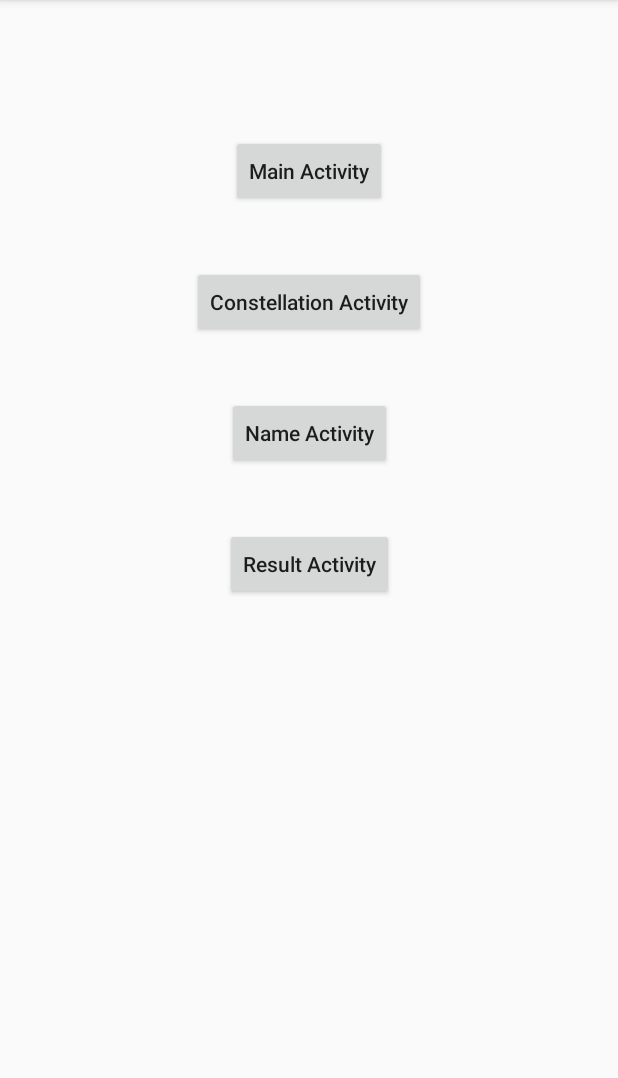
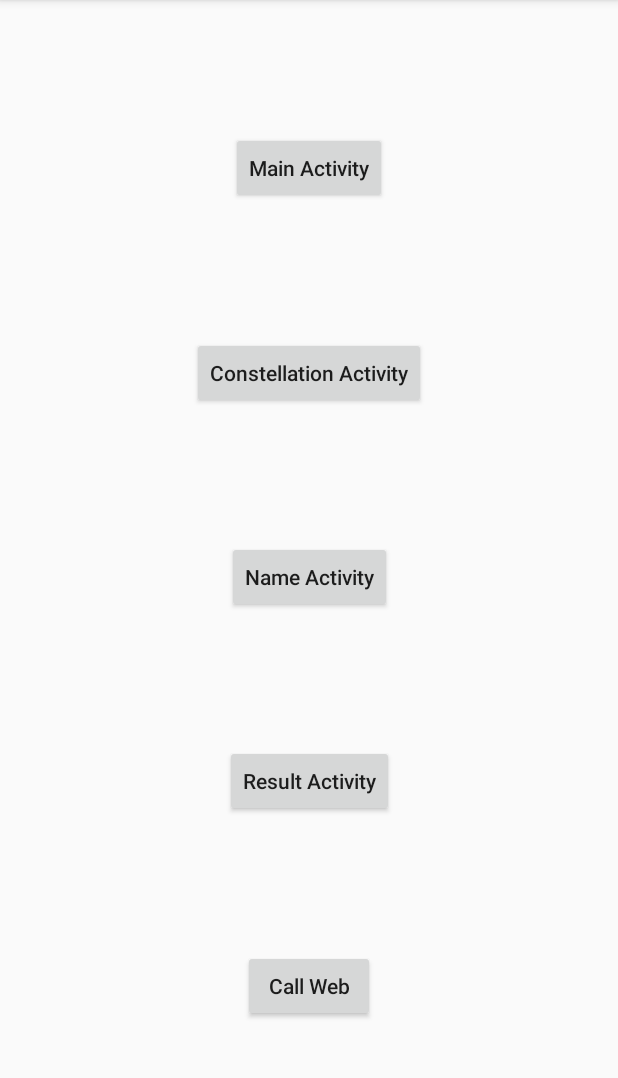
Before and after one commit to zer05um2017/lotto, an Android app: the screen it shows after launch (TestActivity), on a phone screen of 412 x 824 dp, the part 84-1162 px from its top. Run offline under Robolectric (Android 15) with nearby library versions, the phone set to English and light mode, and no system bars.

Commit message:
added test code

```diff
--- a/app/src/main/java/com/j2d2/lotto/TestActivity.kt
+++ b/app/src/main/java/com/j2d2/lotto/TestActivity.kt
@@ -1,9 +1,10 @@
 package com.j2d2.lotto
 
 import android.content.Intent
-import androidx.appcompat.app.AppCompatActivity
 import android.os.Bundle
 import android.view.View
+import androidx.appcompat.app.AppCompatActivity
+import android.net.*
 import kotlinx.android.synthetic.main.activity_test.*
 
 class TestActivity : AppCompatActivity() {
@@ -29,4 +30,10 @@ class TestActivity : AppCompatActivity() {
             startActivity(intent)
         }
     }
+
+    fun callWeb(view: View) {
+        val uri = (Uri.parse("http://www.naver.com"))
+        val intent = Intent(Intent.ACTION_VIEW, uri)
+        startActivity(intent)
+    }
 }
--- a/app/src/main/res/layout/activity_test.xml
+++ b/app/src/main/res/layout/activity_test.xml
@@ -10,20 +10,23 @@
         android:id="@+id/button2"
         android:layout_width="wrap_content"
         android:layout_height="wrap_content"
-        android:layout_marginTop="39dp"
+        android:layout_marginBottom="1dp"
         android:text="Constellation Activity"
         android:textAllCaps="false"
-        app:layout_constraintEnd_toEndOf="@+id/button"
-        app:layout_constraintStart_toStartOf="@+id/button"
+        app:layout_constraintBottom_toTopOf="@+id/button3"
+        app:layout_constraintEnd_toEndOf="parent"
+        app:layout_constraintStart_toStartOf="parent"
         app:layout_constraintTop_toBottomOf="@+id/button" />
 
     <Button
         android:id="@+id/button"
         android:layout_width="wrap_content"
         android:layout_height="wrap_content"
-        android:layout_marginTop="90dp"
+        android:layout_marginTop="1dp"
+        android:layout_marginBottom="1dp"
         android:text="Main Activity"
         android:textAllCaps="false"
+        app:layout_constraintBottom_toTopOf="@+id/button2"
         app:layout_constraintEnd_toEndOf="parent"
         app:layout_constraintStart_toStartOf="parent"
         app:layout_constraintTop_toTopOf="parent" />
@@ -32,21 +35,64 @@
         android:id="@+id/button3"
         android:layout_width="wrap_content"
         android:layout_height="wrap_content"
-        android:layout_marginTop="39dp"
+        android:layout_marginEnd="1dp"
+        android:layout_marginRight="1dp"
+        android:layout_marginBottom="1dp"
         android:text="Name Activity"
         android:textAllCaps="false"
-        app:layout_constraintEnd_toEndOf="@+id/button2"
-        app:layout_constraintStart_toStartOf="@+id/button2"
+        app:layout_constraintBottom_toTopOf="@+id/button4"
+        app:layout_constraintEnd_toEndOf="@+id/button4"
         app:layout_constraintTop_toBottomOf="@+id/button2" />
 
     <Button
         android:id="@+id/button4"
         android:layout_width="wrap_content"
         android:layout_height="wrap_content"
-        android:layout_marginTop="39dp"
+        android:layout_marginBottom="1dp"
         android:text="Result Activity"
         android:textAllCaps="false"
-        app:layout_constraintEnd_toEndOf="@+id/button3"
-        app:layout_constraintStart_toStartOf="@+id/button3"
+        app:layout_constraintBottom_toTopOf="@+id/button5"
+        app:layout_constraintEnd_toEndOf="parent"
+        app:layout_constraintStart_toStartOf="parent"
         app:layout_constraintTop_toBottomOf="@+id/button3" />
+
+    <Button
+        android:id="@+id/button5"
+        android:layout_width="wrap_content"
+        android:layout_height="wrap_content"
+        android:onClick="callWeb"
+        android:text="Call Web"
+        android:textAllCaps="false"
+        app:layout_constraintBottom_toBottomOf="parent"
+        app:layout_constraintEnd_toEndOf="parent"
+        app:layout_constraintStart_toStartOf="parent"
+        app:layout_constraintTop_toBottomOf="@+id/button4" />
+
+    <androidx.constraintlayout.widget.Guideline
+        android:id="@+id/guideline2"
+        android:layout_width="wrap_content"
+        android:layout_height="wrap_content"
+        android:orientation="vertical"
+        app:layout_constraintGuide_begin="20dp" />
+
+    <androidx.constraintlayout.widget.Guideline
+        android:id="@+id/guideline3"
+        android:layout_width="wrap_content"
+        android:layout_height="wrap_content"
+        android:orientation="horizontal"
+        app:layout_constraintGuide_begin="20dp" />
+
+    <androidx.constraintlayout.widget.Barrier
+        android:id="@+id/barrier"
+        android:layout_width="wrap_content"
+        android:layout_height="wrap_content"
+        app:barrierDirection="left"
+        tools:layout_editor_absoluteX="411dp" />
+
+    <androidx.constraintlayout.widget.Barrier
+        android:id="@+id/barrier2"
+        android:layout_width="wrap_content"
+        android:layout_height="wrap_content"
+        app:barrierDirection="top"
+        tools:layout_editor_absoluteY="731dp" />
 </androidx.constraintlayout.widget.ConstraintLayout>
```
